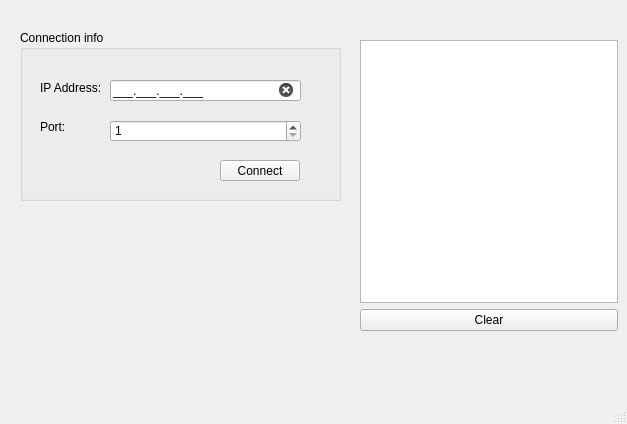
Qt form mainwindow.ui (xdrenn/client) before a commit.
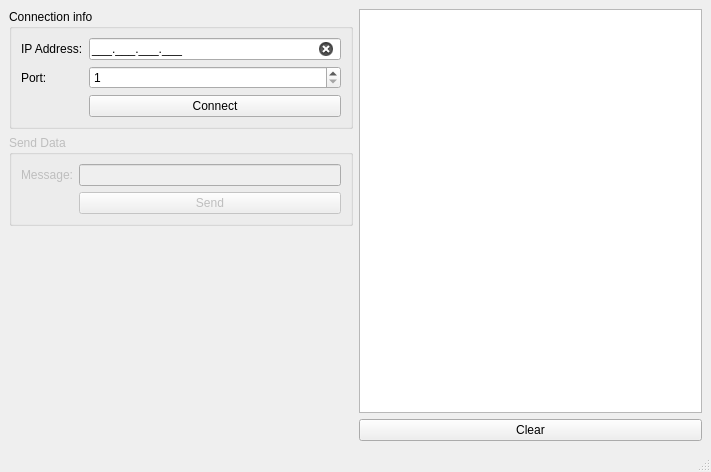
The same form after that commit.

Commit message: Add ability to send message to server

Diff of the .ui file:
```diff
--- a/mainwindow.ui
+++ b/mainwindow.ui
@@ -6,8 +6,8 @@
    <rect>
     <x>0</x>
     <y>0</y>
-    <width>627</width>
-    <height>424</height>
+    <width>711</width>
+    <height>472</height>
    </rect>
   </property>
   <property name="windowTitle">
@@ -22,53 +22,24 @@
 }</string>
   </property>
   <widget class="QWidget" name="centralwidget">
+   <layout class="QHBoxLayout" name="horizontalLayout">
+    <item>
+     <layout class="QVBoxLayout" name="verticalLayout_2">
+      <item>
    <widget class="QGroupBox" name="groupBox">
-    <property name="geometry">
-     <rect>
-      <x>20</x>
-      <y>30</y>
-      <width>321</width>
-      <height>171</height>
-     </rect>
-    </property>
     <property name="title">
      <string>Connection info</string>
     </property>
+        <layout class="QFormLayout" name="formLayout">
+         <item row="0" column="0">
     <widget class="QLabel" name="label">
-     <property name="geometry">
-      <rect>
-       <x>20</x>
-       <y>50</y>
-       <width>61</width>
-       <height>16</height>
-      </rect>
-     </property>
      <property name="text">
       <string>IP Address:</string>
      </property>
     </widget>
-    <widget class="QLabel" name="label_2">
-     <property name="geometry">
-      <rect>
-       <x>20</x>
-       <y>90</y>
-       <width>47</width>
-       <height>13</height>
-      </rect>
-     </property>
-     <property name="text">
-      <string>Port:</string>
-     </property>
-    </widget>
+         </item>
+         <item row="0" column="1">
     <widget class="QLineEdit" name="IPAddress">
-     <property name="geometry">
-      <rect>
-       <x>90</x>
-       <y>50</y>
-       <width>191</width>
-       <height>21</height>
-      </rect>
-     </property>
      <property name="styleSheet">
       <string notr="true"/>
      </property>
@@ -79,15 +50,16 @@
       <bool>true</bool>
      </property>
     </widget>
+         </item>
+         <item row="1" column="0">
+          <widget class="QLabel" name="label_2">
+           <property name="text">
+            <string>Port:</string>
+           </property>
+          </widget>
+         </item>
+         <item row="1" column="1">
     <widget class="QSpinBox" name="spinPort">
-     <property name="geometry">
-      <rect>
-       <x>90</x>
-       <y>90</y>
-       <width>191</width>
-       <height>22</height>
-      </rect>
-     </property>
      <property name="minimum">
       <number>1</number>
      </property>
@@ -95,29 +67,62 @@
       <number>65535</number>
      </property>
     </widget>
+         </item>
+         <item row="2" column="1">
     <widget class="QPushButton" name="btnConnect">
-     <property name="geometry">
-      <rect>
-       <x>200</x>
-       <y>130</y>
-       <width>80</width>
-       <height>21</height>
-      </rect>
-     </property>
      <property name="text">
       <string>Connect</string>
      </property>
     </widget>
-   </widget>
-   <widget class="QWidget" name="">
-    <property name="geometry">
-     <rect>
-      <x>360</x>
-      <y>40</y>
-      <width>258</width>
-      <height>291</height>
-     </rect>
-    </property>
+         </item>
+        </layout>
+       </widget>
+      </item>
+      <item>
+       <widget class="QGroupBox" name="groupBox_send">
+        <property name="enabled">
+         <bool>false</bool>
+        </property>
+        <property name="title">
+         <string>Send Data</string>
+        </property>
+        <layout class="QFormLayout" name="formLayout_2">
+         <item row="0" column="0">
+          <widget class="QLabel" name="label_3">
+           <property name="text">
+            <string>Message:</string>
+           </property>
+          </widget>
+         </item>
+         <item row="0" column="1">
+          <widget class="QLineEdit" name="message"/>
+         </item>
+         <item row="1" column="1">
+          <widget class="QPushButton" name="btnSend">
+           <property name="text">
+            <string>Send</string>
+           </property>
+          </widget>
+         </item>
+        </layout>
+       </widget>
+      </item>
+      <item>
+       <spacer name="verticalSpacer">
+        <property name="orientation">
+         <enum>Qt::Vertical</enum>
+        </property>
+        <property name="sizeHint" stdset="0">
+         <size>
+          <width>20</width>
+          <height>40</height>
+         </size>
+        </property>
+       </spacer>
+      </item>
+     </layout>
+    </item>
+    <item>
     <layout class="QVBoxLayout" name="verticalLayout">
      <item>
       <widget class="QListWidget" name="console"/>
@@ -130,7 +135,8 @@
       </widget>
      </item>
     </layout>
-   </widget>
+    </item>
+   </layout>
   </widget>
   <widget class="QMenuBar" name="menubar">
    <property name="geometry">
```
Left out of the diff: 10 changed lines with no effect on the pictures. Lines whose indentation alone changed are shown as unchanged. The commit also changes 4 other files.
